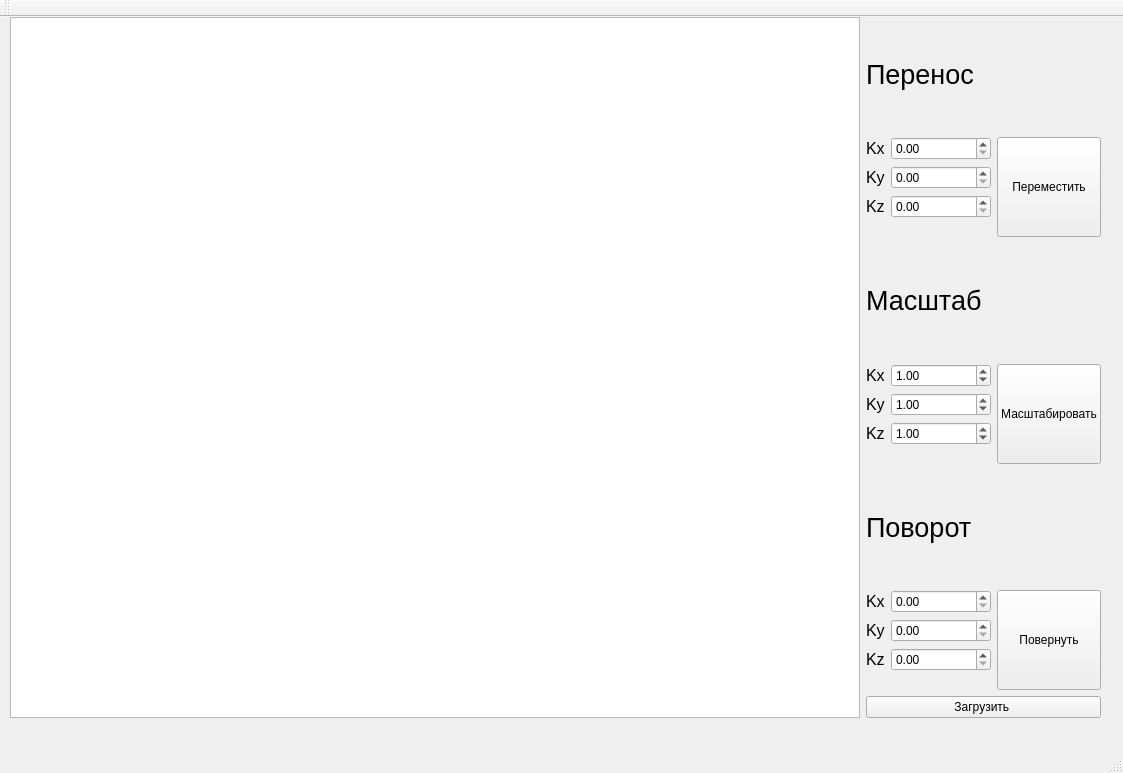
First picture: the form in mainwindow.ui, repository needsomesleeptd/OOP, before the edit.
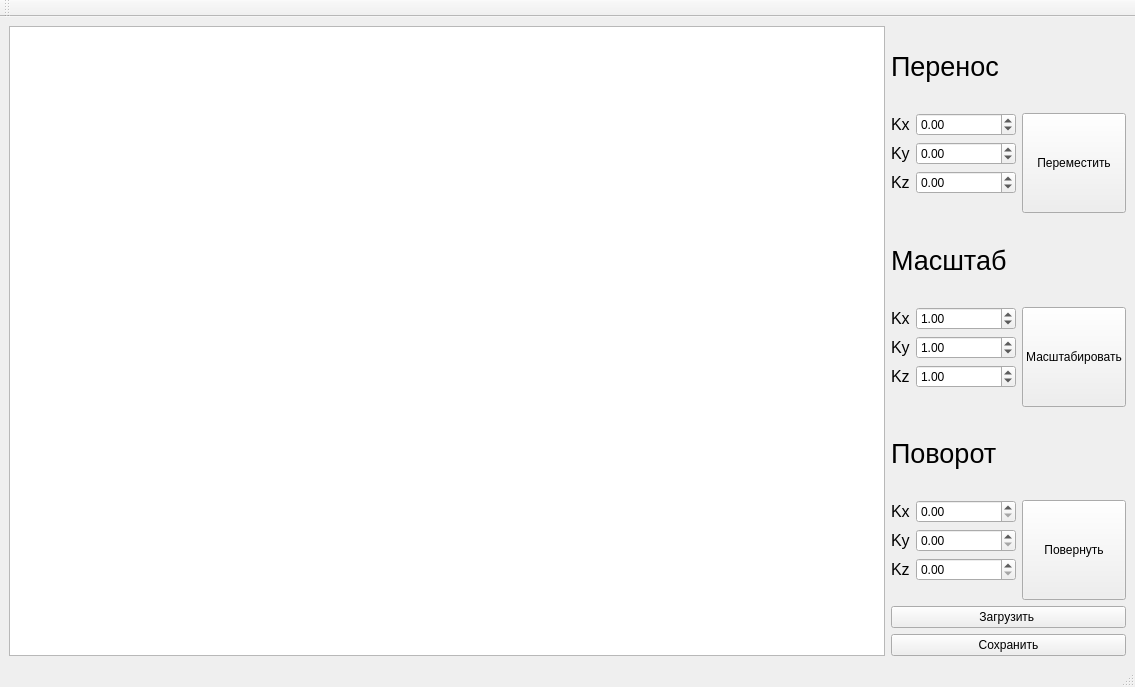
Second picture: the form after the edit.

```diff
--- a/mainwindow.ui
+++ b/mainwindow.ui
@@ -6,23 +6,16 @@
    <rect>
     <x>0</x>
     <y>0</y>
-    <width>1123</width>
-    <height>773</height>
+    <width>1135</width>
+    <height>687</height>
    </rect>
   </property>
   <property name="windowTitle">
    <string>MainWindow</string>
   </property>
   <widget class="QWidget" name="centralwidget">
-   <widget class="QWidget" name="horizontalLayoutWidget_4">
-    <property name="geometry">
-     <rect>
-      <x>10</x>
-      <y>0</y>
-      <width>1091</width>
-      <height>701</height>
-     </rect>
-    </property>
+   <layout class="QHBoxLayout" name="horizontalLayout_5">
+    <item>
     <layout class="QHBoxLayout" name="horizontalLayout_4">
      <item>
       <widget class="QGraphicsView" name="graphicsView"/>
@@ -89,6 +82,9 @@
                <height>0</height>
               </size>
              </property>
+              <property name="minimum">
+               <double>-300.000000000000000</double>
+              </property>
              <property name="maximum">
               <double>300.000000000000000</double>
              </property>
@@ -102,6 +98,9 @@
                <height>0</height>
               </size>
              </property>
+              <property name="minimum">
+               <double>-300.000000000000000</double>
+              </property>
              <property name="maximum">
               <double>300.000000000000000</double>
              </property>
@@ -115,6 +114,9 @@
                <height>0</height>
               </size>
              </property>
+              <property name="minimum">
+               <double>-300.000000000000000</double>
+              </property>
              <property name="maximum">
               <double>300.000000000000000</double>
              </property>
@@ -378,10 +380,18 @@
          </property>
         </widget>
        </item>
-      </layout>
-     </item>
-    </layout>
-   </widget>
+        <item>
+         <widget class="QPushButton" name="save_model">
+          <property name="text">
+           <string>Сохранить</string>
+          </property>
+         </widget>
+        </item>
+       </layout>
+      </item>
+     </layout>
+    </item>
+   </layout>
   </widget>
   <widget class="QMenuBar" name="menubar">
    <property name="geometry">
```
Left out of the diff: 2 changed lines with no effect on the pictures. Lines whose indentation alone changed are shown as unchanged.
